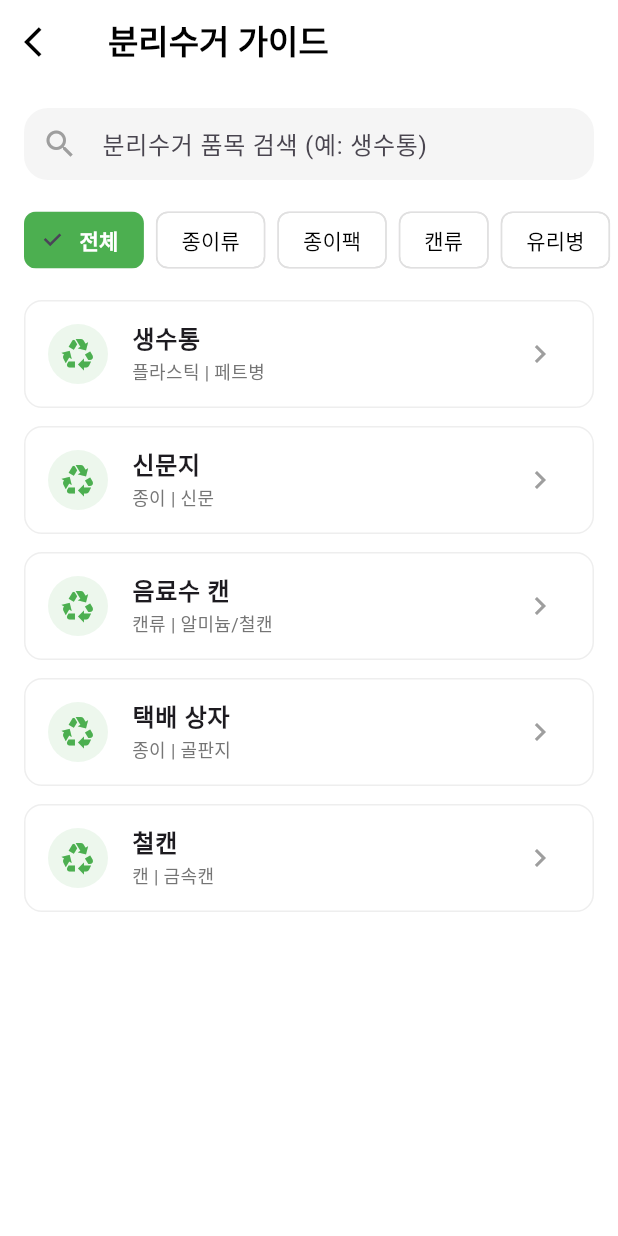
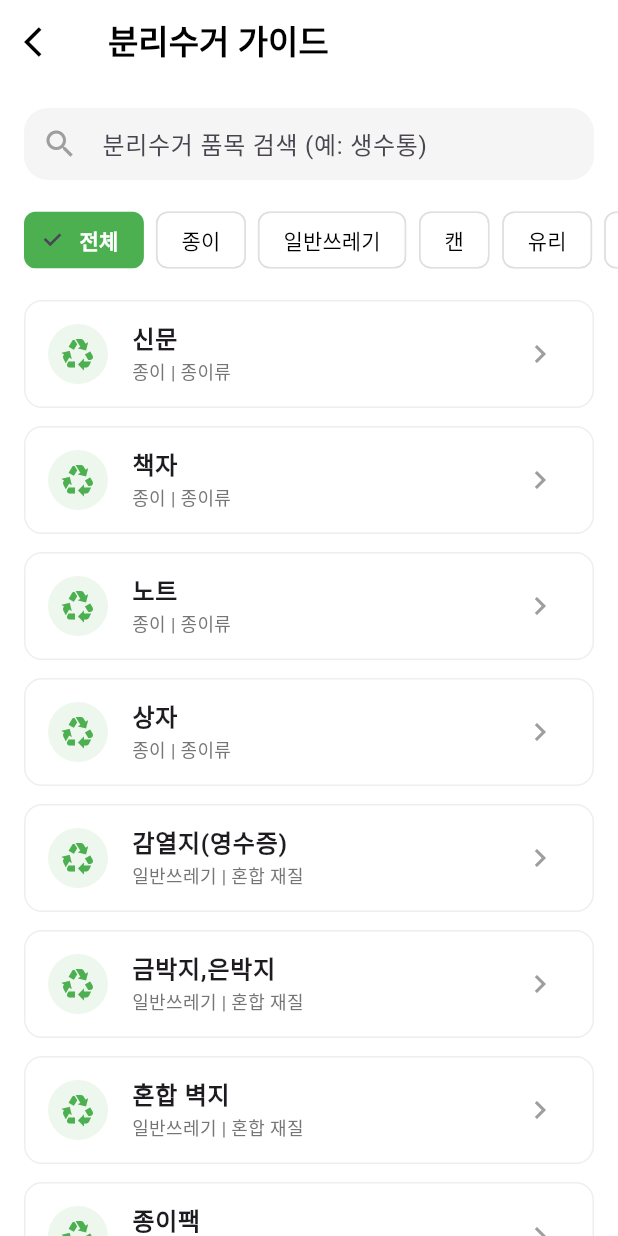
Before and after one commit to MoonsDe/GNU_REAL_PBL, a Flutter app: the SearchScreen screen opened directly, on a phone screen of 412 x 824 dp. Run offline on Flutter 3.47's test engine with Material 3 defaults, Android fonts, the light colour scheme and no system bars; our stand-ins replace camera, dio, image_picker.

Commit message:
Search_ui_update
Search_ui_update

```diff
--- a/lib/models/recycling_item.dart
+++ b/lib/models/recycling_item.dart
@@ -19,39 +19,213 @@ class RecyclingItem {
 // --- 샘플 데이터 (PDF 내용을 여기에 추가하세요) ---
 final List<RecyclingItem> recyclingData = [
   RecyclingItem(
-    name: '생수통',
-    bigCategory: '플라스틱',
-    category: '페트병',
-    method: '내용물을 비우고 라벨을 제거한 후 압착하여 배출합니다.',
-    notes: '뚜껑은 닫아서 배출하거나 별도로 모아 배출합니다.',
+    name: '신문',
+    bigCategory: '종이',
+    category: '종이류',
+    method: '반듯하게 펴서 차곡차곡 쌓은 후 흩날리지 않도록 끈 등으로 묶어서 배출하세요.',
+    notes: '비닐 코팅된 전단지나 광고지는 섞이지 않도록 골라내어 일반 종량제 봉투로 버려주세요.',
   ),
   RecyclingItem(
-    name: '신문지',
+    name: '책자',
     bigCategory: '종이',
-    category: '신문',
-    method: '물기에 젖지 않게 하여 반듯하게 펴서 차곡차곡 쌓은 후 묶어서 배출합니다.',
-    notes: '비닐 코팅된 광고지는 섞이지 않게 주의합니다.',
+    category: '종이류',
+    method: '스프링 등 종이류와 다른 재질은 제거한 후 배출하세요.',
+    notes: '겉표지가 비닐 코팅되어 있다면 표지는 뜯어서 일반 쓰레기로 버리고, 내지만 재활용해주세요.',
   ),
   RecyclingItem(
-    name: '음료수 캔',
-    bigCategory: '캔류',
-    category: '알미늄/철캔',
-    method: '내용물을 비우고 물로 헹군 후 배출합니다.',
-    notes: '담배꽁초 등 이물질을 넣지 않습니다.',
+    name: '노트',
+    bigCategory: '종이',
+    category: '종이류',
+    method: '스프링 등 종이류와 다른 재질은 제거한 후 배출하세요.',
+    notes: '스프링 제본된 경우, 스프링(철/플라스틱)을 반드시 제거하고 종이만 배출해야 합니다.',
   ),
   RecyclingItem(
-    name: '택배 상자',
+    name: '상자',
     bigCategory: '종이',
-    category: '골판지',
-    method: '테이프와 운송장 스티커를 완전히 제거하고 접어서 배출합니다.',
-    notes: '이물질이 묻은 상자는 종량제 봉투에 버립니다.',
+    category: '종이류',
+    method: '테이프 등 종이류와 다른 재질은 제거한 후 배출하세요.',
+    notes: '운송장 스티커와 테이프는 비닐류이므로 완벽히 제거한 후, 납작하게 접어서 배출해주세요.',
+  ),
+  RecyclingItem(
+    name: '감열지(영수증)',
+    bigCategory: '일반쓰레기',
+    category: '혼합 재질',
+    method: '종량제 봉투로 배출하세요.',
+    notes: '약품 처리가 된 종이이므로 재활용이 불가능합니다. 반드시 일반 쓰레기(종량제 봉투)로 버려주세요.',
+  ),
+  RecyclingItem(
+    name: '금박지,은박지',
+    bigCategory: '일반쓰레기',
+    category: '혼합 재질',
+    method: '종량제 봉투로 배출하세요.',
+    notes: '알루미늄이나 비닐이 혼합된 재질이므로 재활용이 안 됩니다. 일반 쓰레기로 배출하세요.',
+  ),
+  RecyclingItem(
+    name: '혼합 벽지',
+    bigCategory: '일반쓰레기',
+    category: '혼합 재질',
+    method: '종량제 봉투로 배출하세요.',
+    notes: '실크 벽지나 PVC 코팅 벽지는 재활용이 불가하므로 일반 쓰레기로 배출해야 합니다.',
+  ),
+  RecyclingItem(
+    name: '종이팩',
+    bigCategory: '종이',
+    category: '종이팩',
+    method:
+        '1. 내용물을 비우고 이물질을 제거한 후 말려서 배출하세요.\n2. 빨대, 비닐 등 다른 재질 제거 후 배출하세요.\n3. 일반 종이류와 혼합되지 않게 종이팩 전용수거함에 배출하세요.',
+    notes: '일반 폐지와 섞이면 재활용이 안 됩니다. 가능하다면 주민센터 등에서 화장지로 교환하세요.',
+  ),
+  RecyclingItem(
+    name: '종이컵',
+    bigCategory: '종이',
+    category: '종이팩',
+    method: '내용물을 비우고 이물질을 제거한 후 배출하세요.',
+    notes: '내부에 코팅이 되어 있어 일반 종이와 다릅니다. 이물질이 묻었다면 일반 쓰레기로 버려주세요.',
   ),
   RecyclingItem(
     name: '철캔',
     bigCategory: '캔',
     category: '금속캔',
     method:
-        '1. 내용물을 비우고 물로 헹구는 등 이물질을 제거하여 배출하세요. \n\n 2. 담배꽁초 등 이물질을 넣지 않고 배출하세요. \n\n 3. 플라스틱 뚜껑 등 금속캔과 다른 재질은 제거한 후 배출하세요.',
-    notes: '이물질이 묻은 상자는 종량제 봉투에 버립니다.',
+        '1. 내용물을 비우고 물로 헹구는 등 이물질을 제거하여 배출하세요.\n2. 담배꽁초 등 이물질을 넣지 않고 배출하세요.\n3. 플라스틱 뚜껑 등 금속캔과 다른 재질은 제거한 후 배출하세요.',
+    notes: '캔 속에 담배꽁초 등 이물질을 넣으면 재활용 공정에서 문제가 발생하므로 절대 넣지 마세요.',
+  ),
+  RecyclingItem(
+    name: '알루미늄캔',
+    bigCategory: '캔',
+    category: '금속캔',
+    method:
+        '1. 내용물을 비우고 물로 헹구는 등 이물질을 제거하여 배출하세요.\n2. 담배꽁초 등 이물질을 넣지 않고 배출하세요.\n3. 플라스틱 뚜껑 등 금속캔과 다른 재질은 제거한 후 배출한다.',
+    notes: '찌그러뜨려서 부피를 줄이면 수거와 처리가 더 효율적입니다. 뚜껑과 본체가 다른 재질이면 분리하세요.',
+  ),
+  RecyclingItem(
+    name: '부탄가스',
+    bigCategory: '캔',
+    category: '금속캔',
+    method: '내용물을 제거한 후 배출하세요.',
+    notes: '가스용기는 가급적 통풍이 잘되는 장소에서 노즐을 누르는 등 내용물을 완전히 제거한 후 배출',
+  ),
+  RecyclingItem(
+    name: '살충제용기',
+    bigCategory: '캔',
+    category: '금속캔',
+    method: '내용물을 제거한 후 배출하세요.',
+    notes: '가스용기는 가급적 통풍이 잘되는 장소에서 노즐을 누르는 등 내용물을 완전히 제거한 후 배출',
+  ),
+  RecyclingItem(
+    name: '고철',
+    bigCategory: '기타',
+    category: '고철류',
+    method: '이물질이 섞이지 않도록 한 후 배출하세요.',
+    notes: '',
+  ),
+  RecyclingItem(
+    name: '비철금속',
+    bigCategory: '기타',
+    category: '비철금속',
+    method: '이물질이 섞이지 않도록 한 후 배출하세요.',
+    notes: '',
+  ),
+  RecyclingItem(
+    name: '음료수병',
+    bigCategory: '유리',
+    category: '음료수병',
+    method:
+        '1. 내용물을 비우고 물로 헹구는 등 이물질을 제거하여 배출하세요.\n2. 담배꽁초 등 이물질을 넣지않고 배출하세요.\n3.유리병이 깨지지 않도록 주의하여 배출하세요.\n4. 소주, 맥주 등 빈용기보증금 대상 유리병은 소매점 등으로 반납하여 보증금 환급받을 수 있습니다.',
+    notes:
+        '빈용기 보증금 제도 : 사용된 빈 병을 회수하고 재사용을 촉진하기 위해 제품의 가격에(빈용기보증금)을 포함시켜 판매한다. 소비자는 유리용기의 제품을 구입한 후, 빈용기보증금 제품을 취급하고 있는 슈퍼, 대형마트 등의 소매점에 반환하면 (빈용기보증금)을 다시 돌려받을 수 있다. 환불가능한 빈 병의 유형 : 빈용기 정면 또는 측면에 재사용 표시가 있는 경우 (소주, 맥주, 청량음료 등), 환불 불가능 : 유리분표 배출표가 있는 경우 (드링크 병, 소형 주스 등)',
+  ),
+  RecyclingItem(
+    name: '기타병류',
+    bigCategory: '유리',
+    category: '기타병류',
+    method:
+        '1. 내용물을 비우고 물로 헹구는 등 이물질을 제거하여 배출하세요.\n2. 담배꽁초 등 이물질을 넣지않고 배출하세요.\n3. 유리병이 깨지지 않도록 주의하여 배출하세요.\n4. 소주, 맥주 등 빈용기보증금 대상 유리병은 소매점 등으로 반납하여 보증금 환급받을 수 있습니다.',
+    notes: '',
+  ),
+  RecyclingItem(
+    name: '페트병',
+    bigCategory: '플라스틱',
+    category: '페트병류',
+    method:
+        '1. 내용물을 비우고 물로 헹구는 등 이물질을 제거하여 배출하세요.\n2.부착상표, 부속품 등 본체와 다른 재질은 제거한 후 배출하세요.',
+    notes: '',
+  ),
+  RecyclingItem(
+    name: '플라스틱 용기',
+    bigCategory: '플라스틱',
+    category: '플라스틱 용기류',
+    method:
+        '1. 내용물을 비우고 물로 헹구는 등 이물질을 제거하여 배출하세요.\n2. 부착상표, 부속품 등 본체와 다른 재질은 제거한 후 배출하세요.',
+    notes: '',
+  ),
+  RecyclingItem(
+    name: '비닐포장재',
+    bigCategory: '비닐',
+    category: '비닐류(필름류)',
+    method: '1. 내용물을 비우고 물로 헹구는 등 이물질을 제거하여 배출하세요.\n2. 흩날리지 않도록 봉투에 담아 배출하세요.',
+    notes: '',
+  ),
+  RecyclingItem(
+    name: '1회용비닐봉투',
+    bigCategory: '비닐',
+    category: '비닐류(필름류)',
+    method: '1. 내용물을 비우고 물로 헹구는 등 이물질을 제거하여 배출하세요.\n2. 흩날리지 않도록 봉투에 담아 배출하세요.',
+    notes: '',
+  ),
+  RecyclingItem(
+    name: '스티로폼 완충제',
+    bigCategory: '스티로폼',
+    category: '발포합성수지(스티로폼)',
+    method:
+        '1. 내용물을 비우고 물로 헹구는 등 이물질을 제거하여 배출하세요.\n2. 부착상표 등 스티로폼과 다른 재질은 제거한 후 배출하세요.\n3.TV 등 전자제품 구입 시 완충제로 사용되는 발포합성수지 포장재는 가급적 구입처로 반납하세요.',
+    notes: '',
+  ),
+  RecyclingItem(
+    name: '의류 및 원단류',
+    bigCategory: '의류',
+    category: '의류 및 원단류',
+    method:
+        '1. 폐의류 전용수거함에 배출하세요.\n2. 전용수거함이 없는 문전수거 지역 등에서는 물기에 젖지 않도록 마대 등에 담거나 묶어서 배출하세요.',
+    notes: '',
+  ),
+  RecyclingItem(
+    name: '폐식용유',
+    bigCategory: '기타',
+    category: '폐식용유',
+    method: '1. 음식물 등 이물질이 섞이지 않게 모아 폐식용유 전용 수거함에 배출하세요.',
+    notes: '',
+  ),
+  RecyclingItem(
+    name: '농약 용기',
+    bigCategory: '유해 폐기물',
+    category: '영농폐기물류',
+    method: '1. 폐농약 플라스틱 용기, 폐농약 봉지류만 투명 그물망(배추망, 양파망)에 모아서 배출하세요.',
+    notes: '(수거보상비 지급)',
+  ),
+  RecyclingItem(
+    name: '농촌 폐비닐',
+    bigCategory: '기타',
+    category: '영농폐기물류',
+    method:
+        '1. 하우스용 비닐과 멀칭용 비닐을 구분하여 흙과 자갈, 잡초를 털어낸 후 운반이 쉽도록 묶어주세요.\n2. 마을 공동집하장 또는 수거.운반차량 진입이 가능한 일정 장소에 보관하세요.',
+    notes: '',
+  ),
+  RecyclingItem(
+    name: '폐형광등',
+    bigCategory: '유해 폐기물',
+    category: '폐형광등',
+    method:
+        '1. 유해물질을 포함하고 있으므로 깨지지 않도록 주의하여 폐형광등 전용수거함에 배출하세요.\n2. 깨진 폐형광등은 신문지 등으로 감싸 사람이 찔리거나 베이지 않도록 하여 종량제 봉투에 담아 배출하세요.',
+    notes:
+        '재화룡이 가능한 형광등 종류 : 직관형 형광램프(FL), 환형(원형)형광램프(FCL), 안정기 내장형램프(CFL), 콤팩트형 램프(FPL)',
+  ),
+  RecyclingItem(
+    name: '폐건전지',
+    bigCategory: '유해 폐기물',
+    category: '폐건전지',
+    method:
+        '1. 전지를 제품에서 분리하여 배출하세요.\n2. 주요거점(동 주민센터. 아파트의 폐형광등.폐건전지 일체함 또는 편의점, 아파트 동별 우편함 등)의 전용수거함에 배출하세요.',
+    notes: '휴대폰 배터리 버리는 방법 : 휴대폰배터리는 휴대폰과 함께 배출한다.',
   ),
 ];
--- a/lib/screens/login_screen.dart
+++ b/lib/screens/login_screen.dart
@@ -49,7 +49,6 @@ class _LoginScreenState extends State<LoginScreen> {
     }
   }
 
-  // --- 실제 로그인 함수 (현재는 사용 안 함, 보존용) ---
   Future<void> _login() async {
     try {
       final response = await dio.post(
--- a/lib/screens/search_screen.dart
+++ b/lib/screens/search_screen.dart
@@ -17,12 +17,16 @@ class _SearchScreenState extends State<SearchScreen> {
 
   final List<String> _categories = [
     '전체',
-    '종이류',
-    '종이팩',
-    '캔류',
-    '유리병',
+    '종이',
+    '일반쓰레기',
+    '캔',
+    '유리',
     '플라스틱',
-    '스티로폼'
+    '비닐',
+    '스티로폼',
+    '의류',
+    '유해폐기물',
+    '기타'
   ];
 
   @override
```
